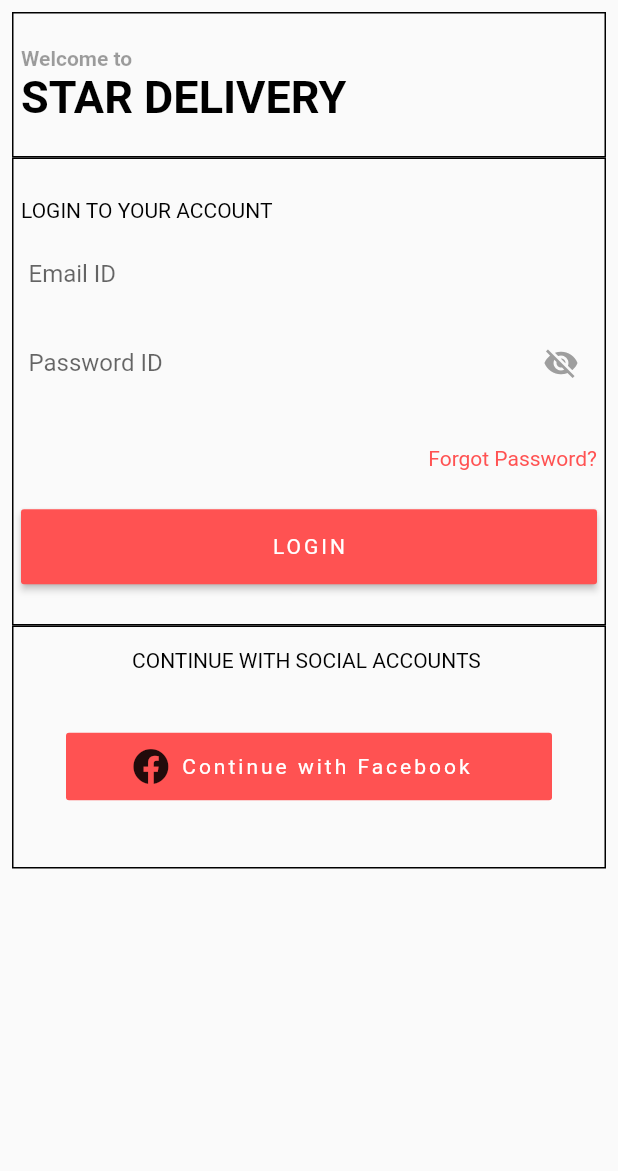
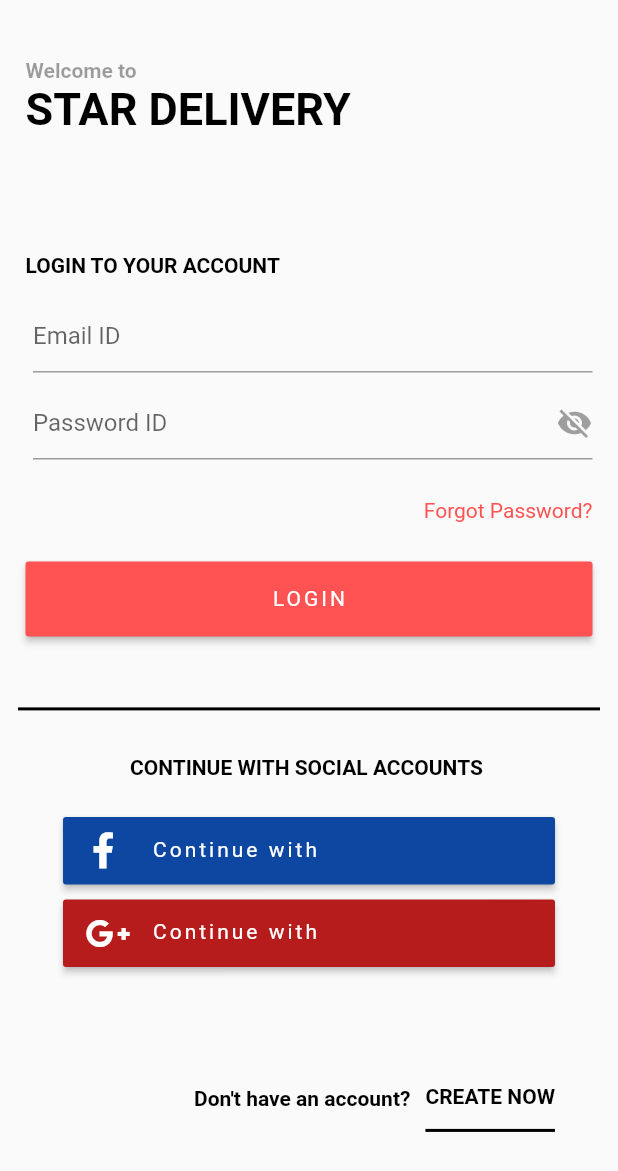
Before and after one commit to Bolados/b-uber-eats-mobile, a Flutter app: the LoginScreen screen opened by its route, on a phone screen of 412 x 824 dp. Shown: the top 1171 px of the screen. Run offline on Flutter 3.47's test engine with Material 2 defaults, Android fonts, the phone set to English and light mode, and no system bars; our stand-ins replace font_awesome_flutter, shared_preferences; missing offline and left inert: enum_to_string; accounts and stored records are empty.

```diff
--- a/lib/domains/constants/routes.dart
+++ b/lib/domains/constants/routes.dart
@@ -2,8 +2,8 @@
 import 'package:flutter/cupertino.dart';
 import 'package:oubereats/main.dart';
 import 'package:oubereats/screens/example1/examplescreen1.dart';
-import 'package:oubereats/screens/example2/examplescreen2.dart';
 import 'package:oubereats/screens/loginScreen/loginScreen.dart';
+import 'package:oubereats/screens/registerScreen/registerScreen.dart';
 import 'package:oubereats/screens/splashScreen/splashScreen.dart';
 
 class ROUTE {
@@ -11,11 +11,13 @@ class ROUTE {
   static final String HOME = "/home";
   static final String SPLASH_SCREEN = SplashScreen.route;
   static final String LOGIN_SCREEN = LoginScreen.route;
+  static final String REGISTER_SCREEN = RegisterScreen.route;
 
   static Future<Null> init() {
+    SplashScreen.redirect = LOGIN_SCREEN;
+    LoginScreen.registerRoute = REGISTER_SCREEN;
     LoginScreen.submitRoute = HOME;
     LoginScreen.forgotPasswordRoute = "";
-    SplashScreen.redirect = HOME;
     return null;
   }
 }
@@ -25,6 +27,7 @@ final Map<String, WidgetBuilder> ROUTES = {
     ROUTE.HOME: (BuildContext context) => MyHomePage(title: 'Flutter Demo Home Page'),
     ROUTE.SPLASH_SCREEN: (BuildContext context) => SplashScreen(),
     ROUTE.LOGIN_SCREEN: (BuildContext context) => LoginScreen(),
+    ROUTE.REGISTER_SCREEN: (BuildContext context) => RegisterScreen(),
     "/ExScreen1": (BuildContext context) => ExScreen1(),
     "/ExScreen2": (BuildContext context) => LoginScreen(),
   };
--- /dev/null
+++ b/lib/domains/constants/screenshelpers.dart
@@ -0,0 +1,15 @@
+
+import 'package:flutter/material.dart';
+
+class ScreensHelpers {
+
+  static double height(BuildContext context, double defaultHeight, double percent,){
+      Size size = MediaQuery.of(context).size;
+      double height = size.height * percent;
+      if( height > defaultHeight ) {
+        return height;
+      }
+      return defaultHeight;
+  }
+
+}
--- a/lib/screens/loginScreen/components/footer.dart
+++ b/lib/screens/loginScreen/components/footer.dart
@@ -0,0 +1,92 @@
+import 'package:flutter/material.dart';
+import 'package:oubereats/domains/constants/screenshelpers.dart';
+import 'package:oubereats/screens/loginScreen/loginScreen.dart';
+import 'package:oubereats/services/i18n/i18n.dart';
+
+I18n i18n = I18n.getInstance();
+
+class Footer extends StatelessWidget {
+
+  @override
+  Widget build(BuildContext context) {
+    Size size = MediaQuery.of(context).size;
+    Orientation orientation = MediaQuery.of(context).orientation;
+    return Container(
+      child: Card(
+        elevation: 0,
+        color: Colors.transparent,
+        margin: EdgeInsets.fromLTRB(30, 10, 30, 0),
+        child: SizedBox (
+          width: double.infinity,
+          height: (orientation == Orientation.portrait)
+            ? ScreensHelpers.height(context, 50, 0.05)
+            : ScreensHelpers.height(context, 50, 0.2) ,
+          child: Row(
+              mainAxisSize: MainAxisSize.max,
+              mainAxisAlignment: MainAxisAlignment.end,
+              crossAxisAlignment: CrossAxisAlignment.start,
+              children: <Widget>[
+                _title(),
+                _register(context),
+              ]
+            ),
+          )
+        )
+    );
+  }
+}
+
+Widget _title() {
+  return Container(
+    padding: EdgeInsets.only(right: 10),
+    alignment: Alignment.centerRight,
+    height: 45,
+    child: Text(
+      i18n.tr("LOGIN_SCREEN.FOOTER.TITLE"),
+      style: styleTitle,
+    ),
+  );
+}
+
+
+Widget _register(BuildContext context) {
+  return InkWell(
+      onTap: () {
+        _purchaseRegister(context);
+      },
+      child: Container(
+        decoration: BoxDecoration(
+          border: Border(
+            bottom: BorderSide(width: 2),
+          ),
+        ),
+        alignment: Alignment.center,
+        height: 45,
+        child: Text(
+          i18n.tr("LOGIN_SCREEN.FOOTER.ACTIONS.REGISTER.TITLE").toUpperCase(),
+          style: buttonStyle,
+          textAlign: TextAlign.center,
+        ),
+      )
+  );
+}
+
+void _purchaseRegister(BuildContext context) {
+  print('User want to register');
+  if(LoginScreen.registerRoute.isNotEmpty) {
+    Navigator.pushNamed(context, LoginScreen.registerRoute);
+  }
+}
+
+
+
+TextStyle buttonStyle = TextStyle(
+  color: Colors.black,
+  fontWeight: FontWeight.bold,
+  fontStyle: FontStyle.normal,
+);
+
+TextStyle styleTitle = TextStyle(
+  fontWeight: FontWeight.w600,
+  color: Colors.black,
+);
--- a/lib/screens/loginScreen/components/header.dart
+++ b/lib/screens/loginScreen/components/header.dart
@@ -1,4 +1,5 @@
 import 'package:flutter/material.dart';
+import 'package:oubereats/domains/constants/screenshelpers.dart';
 import 'package:oubereats/services/i18n/i18n.dart';
 
 I18n i18n = I18n.getInstance();
@@ -20,19 +21,17 @@ class Header extends StatelessWidget {
   @override
   Widget build(BuildContext context) {
     Size size = MediaQuery.of(context).size;
+    Orientation orientation = MediaQuery.of(context).orientation;
     return Container(
-      decoration: BoxDecoration(
-        border: Border(
-          bottom: BorderSide(),top: BorderSide(),left: BorderSide(),right: BorderSide(),
-        ),
-      ),
       child: Card(
         elevation: 0,
         color: Colors.transparent,
-        margin: EdgeInsets.all(5),
+        margin: EdgeInsets.fromLTRB(5, 10, 5, 5),
         child: SizedBox(
           width: double.infinity,
-          height: 85,
+          height: (orientation == Orientation.portrait)
+            ? ScreensHelpers.height(context, 85, 0.1)
+            : ScreensHelpers.height(context, 85, 0.2) ,
           child: Column(
             mainAxisSize: MainAxisSize.max,
             crossAxisAlignment: CrossAxisAlignment.start,
--- a/lib/screens/loginScreen/components/loginForm.dart
+++ b/lib/screens/loginScreen/components/loginForm.dart
@@ -1,4 +1,5 @@
 import 'package:flutter/material.dart';
+import 'package:oubereats/domains/constants/screenshelpers.dart';
 import 'package:oubereats/services/i18n/i18n.dart';
 
 I18n i18n = I18n.getInstance();
@@ -36,20 +37,23 @@ class _LoginFormState extends State<LoginForm> {
 
   @override
   Widget build(BuildContext context) {
+    Size size = MediaQuery.of(context).size;
+    Orientation orientation = MediaQuery.of(context).orientation;
     return Container(
       decoration: BoxDecoration(
         border: Border(
-          bottom: BorderSide(),
-          top: BorderSide(),left: BorderSide(),right: BorderSide(),
+          bottom: BorderSide(width: 2),
         ),
       ),
       child: Card(
         elevation: 0,
         color: Colors.transparent,
-        margin: EdgeInsets.all(5),
+        margin: EdgeInsets.fromLTRB(5, 15, 5, 15),
         child: SizedBox (
           width: double.infinity,
-          height: 300,
+          height:   (orientation == Orientation.portrait)
+            ? ScreensHelpers.height(context, 260, 0.4)
+            : ScreensHelpers.height(context, 260, 0.5) ,
           child: Form(
             child: Column(
               mainAxisSize: MainAxisSize.min,
@@ -71,7 +75,7 @@ class _LoginFormState extends State<LoginForm> {
 
   Widget _buildLoginFormTitle(context) {
     return Container(
-      padding: EdgeInsets.all(0),
+      padding: EdgeInsets.only(top: 10, bottom: 10),
       child: Text(
         i18n.tr("LOGIN_SCREEN.LOGIN_FORM.TITLE").toUpperCase(),
         style: styleTitle,
@@ -81,8 +85,7 @@ class _LoginFormState extends State<LoginForm> {
 
   Widget _emailField() {
     return Container(
-      margin: EdgeInsets.only(top: 5, left: 5, right: 0, bottom: 0),
-      padding: EdgeInsets.all( 0),
+      margin: EdgeInsets.only(top: 5, left: 5, right: 0, bottom: 5),
       child: TextFormField(
         controller: _emailController,
         // validator:,
@@ -94,7 +97,7 @@ class _LoginFormState extends State<LoginForm> {
         decoration: InputDecoration(
           hintText:  i18n.tr("LOGIN_SCREEN.LOGIN_FORM.INPUT.EMAIL.HINT"),
           labelText: i18n.tr("LOGIN_SCREEN.LOGIN_FORM.INPUT.EMAIL.LABEL"),
-          border: InputBorder.none,
+          contentPadding: EdgeInsets.only(bottom: 2),
         ),
       ),
     );
@@ -102,7 +105,7 @@ class _LoginFormState extends State<LoginForm> {
 
   Widget _passwordField() {
     return Container(
-      margin: EdgeInsets.only(left: 5),
+      margin: EdgeInsets.only(top: 5, left: 5, bottom: 0),
       child: TextFormField(
         keyboardType: TextInputType.text,
         controller: _passwordController,
@@ -113,8 +116,10 @@ class _LoginFormState extends State<LoginForm> {
         decoration: InputDecoration(
           hintText:  i18n.tr("LOGIN_SCREEN.LOGIN_FORM.INPUT.PASSWORD.HINT"),
           labelText: i18n.tr("LOGIN_SCREEN.LOGIN_FORM.INPUT.PASSWORD.LABEL"),
-          border: InputBorder.none,
+          contentPadding: EdgeInsets.only(bottom: 2),
           suffixIcon: IconButton(
+            alignment: Alignment.centerRight,
+            padding: EdgeInsets.only(right: 0),
             icon: Icon(
               _passwordVisible
               ? Icons.visibility
@@ -189,7 +194,7 @@ class _LoginFormState extends State<LoginForm> {
   }
 
   TextStyle styleTitle = TextStyle(
-    fontWeight: FontWeight.w400,
+    fontWeight: FontWeight.w600,
     color: Colors.black,
   );
 
--- a/lib/screens/loginScreen/components/social.dart
+++ b/lib/screens/loginScreen/components/social.dart
@@ -1,6 +1,8 @@
 import 'package:flutter/material.dart';
+import 'package:oubereats/domains/constants/screenshelpers.dart';
 import 'package:oubereats/services/i18n/i18n.dart';
 import 'package:font_awesome_flutter/font_awesome_flutter.dart';
+import 'package:enum_to_string/enum_to_string.dart';
 
 I18n i18n = I18n.getInstance();
 
@@ -9,31 +11,30 @@ class Social extends StatelessWidget {
   @override
   Widget build(BuildContext context) {
     Size size = MediaQuery.of(context).size;
+    Orientation orientation = MediaQuery.of(context).orientation;
     return Container(
-      decoration: BoxDecoration(
-        border: Border(
-          bottom: BorderSide(),top: BorderSide(),left: BorderSide(),right: BorderSide(),
-        ),
-      ),
       child: Card(
         elevation: 0,
         color: Colors.transparent,
-        margin: EdgeInsets.all(5),
+        margin: EdgeInsets.fromLTRB(30, 20, 30, 0),
         child: SizedBox (
           width: double.infinity,
-          height: 150,
+          height: (orientation == Orientation.portrait)
+            ? ScreensHelpers.height(context, 160, 0.25)
+            : ScreensHelpers.height(context, 160, 0.5) ,
           child: Form(
             child: Column(
               mainAxisSize: MainAxisSize.min,
-              mainAxisAlignment: MainAxisAlignment.center,
-              crossAxisAlignment: CrossAxisAlignment.center,
+              mainAxisAlignment: MainAxisAlignment.start,
+              crossAxisAlignment: CrossAxisAlignment.start,
               children: <Widget>[
                 _title(),
                 SizedBox(
                   height: 10.0,
                 ),
                 // FacebookSignInButton(onPressed: () {}),
-                _social('Facebook')
+                _social(context, _Kind.Facebook),
+                _social(context, _Kind.Google),
               ]
             ),
           )
@@ -45,7 +46,7 @@ class Social extends StatelessWidget {
 
 Widget _title() {
   return Container(
-    padding: EdgeInsets.all(0),
+    padding: EdgeInsets.only(top: 10, bottom: 5),
     alignment: Alignment.center,
     child: Text(
       i18n.tr("LOGIN_SCREEN.SOCIAL.TITLE").toUpperCase(),
@@ -54,27 +55,92 @@ Widget _title() {
   );
 }
 
-Widget _social(String kind) {
+enum _Kind {
+  Facebook,
+  Google
+
+}
+
+Color _socialColor(_Kind kind) {
+  switch (kind) {
+    case _Kind.Facebook:
+      return Colors.blue[900];
+    case _Kind.Google:
+      return Colors.red[900];
+    default:
+      break;
+  }
+  return Colors.transparent;
+}
+
+IconData _socialIcon(_Kind kind) {
+  switch (kind) {
+    case _Kind.Facebook:
+      return FontAwesomeIcons.facebookF;
+    case _Kind.Google:
+      return FontAwesomeIcons.googlePlusG;
+    default:
+      break;
+  }
+  return null;
+}
+
+
+
+Widget _social(BuildContext context, _Kind kind) {
+  Size size = MediaQuery.of(context).size;
+  Orientation orientation = MediaQuery.of(context).orientation;
   return Container(
     alignment: Alignment.center,
-    padding: EdgeInsets.all(30),
+    padding: EdgeInsets.only(top: 10),
     child: SizedBox(
       width: double.infinity,
       height: 45.0,
-      child: FlatButton.icon(
-        color: Colors.redAccent,
-        icon: Icon(FontAwesomeIcons.facebook),
-        label: Text(
-          i18n.tr("LOGIN_SCREEN.SOCIAL.ACTIONS.TITLE",args: [kind]),
-          style: buttonStyle,
-          ),
+      child: RaisedButton(
+        color: _socialColor(kind),
+        padding: EdgeInsets.only(left: 15),
+        child: Row(
+          mainAxisSize: MainAxisSize.max,
+          mainAxisAlignment: MainAxisAlignment.start,
+          crossAxisAlignment: CrossAxisAlignment.start,
+          children: <Widget>[
+            Icon(
+              _socialIcon(kind),
+              color: Colors.white
+            ),
+            (orientation == Orientation.portrait)
+            ? SizedBox(width: 20)
+            : SizedBox(width: 40),
+            Padding (
+              padding: EdgeInsets.only(top: 3),
+              child: Text(
+              i18n.tr("LOGIN_SCREEN.SOCIAL.ACTIONS.TITLE",args: [EnumToString.parse(kind)]),
+              style: buttonStyle,
+              )
+
+            ),
+          ],
+        ),
         onPressed: () => _purchaseSocial(kind),
       )
+      // .icon(
+      //   shape: RoundedRectangleBorder(borderRadius: BorderRadius.circular(5.0)),
+      //   color: _socialColor(kind),
+      //   icon: Icon(
+      //     _socialIcon(kind),
+      //     color: Colors.white,
+      //   ),
+      //   label: Text(
+      //     i18n.tr("LOGIN_SCREEN.SOCIAL.ACTIONS.TITLE",args: [EnumToString.parse(kind)]),
+      //     style: buttonStyle,
+      //   ),
+      //   onPressed: () => _purchaseSocial(kind),
+      // )
     )
   );
 }
 
-void _purchaseSocial(String kind) {
+void _purchaseSocial(_Kind kind) {
   print('User want to continue with Facebook $kind Network');
 }
 
@@ -88,6 +154,6 @@ TextStyle buttonStyle = TextStyle(
 );
 
 TextStyle styleTitle = TextStyle(
-  fontWeight: FontWeight.w400,
+  fontWeight: FontWeight.w600,
   color: Colors.black,
 );
--- a/lib/screens/loginScreen/loginScreen.dart
+++ b/lib/screens/loginScreen/loginScreen.dart
@@ -1,6 +1,7 @@
 
 
 import 'package:flutter/material.dart';
+import 'package:oubereats/screens/loginScreen/components/footer.dart';
 import 'package:oubereats/screens/loginScreen/components/header.dart';
 import 'package:oubereats/screens/loginScreen/components/loginForm.dart';
 import 'package:oubereats/screens/loginScreen/components/social.dart';
@@ -11,6 +12,7 @@ I18n i18n = I18n.getInstance();
 
 class LoginScreen extends StatefulWidget {
   static String route = '/login';
+  static String registerRoute = '';
   static String submitRoute = '';
   static String forgotPasswordRoute = '';
 
@@ -27,20 +29,12 @@ class _LoginScreenState extends State<LoginScreen> {
 
   @override
   Widget build(BuildContext context) {
+    Size size = MediaQuery.of(context).size;
+    Orientation orientation = MediaQuery.of(context).orientation;
     return new Scaffold(
       resizeToAvoidBottomPadding: false,
-      // appBar: _buildBar(context),
-      body: body(context),
-    );
-  }
-
-  Widget body(context) {
-    return Material(
-      child: SafeArea(
-        child: OrientationBuilder(
-          builder: (BuildContext context, Orientation orientation) {
-            return ListView(
-              padding: EdgeInsets.all(8.0),
+      body: ListView(
+        padding: EdgeInsets.all(12.0),
         children: <Widget>[
           Header(),
           SizedBox(
@@ -51,11 +45,14 @@ class _LoginScreenState extends State<LoginScreen> {
             height: orientation == Orientation.portrait ? 0.0 : 1.0,
           ),
           Social(),
+          SizedBox(
+            height: orientation == Orientation.portrait ? 0.0 : 1.0,
+          ),
+          Footer(),
         ]
+      ),
     );
   }
-        )
-      )
-    );
+
+
 }
-}
--- /dev/null
+++ b/lib/screens/registerScreen/registerScreen.dart
@@ -0,0 +1,62 @@
+
+
+import 'package:flutter/material.dart';
+import 'package:oubereats/services/i18n/i18n.dart';
+
+I18n i18n = I18n.getInstance();
+
+
+class RegisterScreen extends StatefulWidget {
+  static String route = '/register';
+  static String submitRoute = '';
+
+  @override
+  _RegisterScreenState createState() => new _RegisterScreenState();
+}
+
+class _RegisterScreenState extends State<RegisterScreen> {
+
+  @override
+  void initState() {
+    super.initState();
+  }
+
+  @override
+  Widget build(BuildContext context) {
+    Size size = MediaQuery.of(context).size;
+    Orientation orientation = MediaQuery.of(context).orientation;
+    return new Scaffold(
+      resizeToAvoidBottomPadding: false,
+      appBar: _buildBar(context),
+      body: ListView(
+        padding: EdgeInsets.all(12.0),
+        children: <Widget>[
+          // Header(),
+          // SizedBox(
+          //   height: orientation == Orientation.portrait ? 0.0 : 1.0,
+          // ),
+          // LoginForm(),
+          // SizedBox(
+          //   height: orientation == Orientation.portrait ? 0.0 : 1.0,
+          // ),
+          // Social(),
+          // SizedBox(
+          //   height: orientation == Orientation.portrait ? 0.0 : 1.0,
+          // ),
+          // Footer(),
+        ]
+      ),
+    );
+  }
+
+  Widget _buildBar(context){
+    return AppBar(
+        title: Text("Create Account"),
+      );
+  }
+
+  Widget _buildBody(context) {
+
+  }
+
+}
--- a/pubspec.yaml
+++ b/pubspec.yaml
@@ -20,8 +20,8 @@ dependencies:
   flutter:
     sdk: flutter
   shared_preferences: ^0.5.3+4
-  flutter_auth_buttons: ^0.5.0
   font_awesome_flutter: ^8.5.0
+  enum_to_string: ^1.0.7
 
   # The following adds the Cupertino Icons font to your application.
   # Use with the CupertinoIcons class for iOS style icons.
```
Also changed, not shown: lib/screens/registerScreen/components/registerForm.dart (added), lib/screens/registerScreen/components/verificationForm.dart (added), pubspec.lock. Lines whose indentation alone changed are shown as unchanged.
